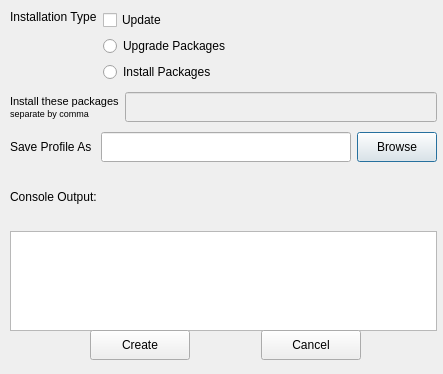
Before: the Qt Designer form apt_offline_gui/AptOfflineQtCreateProfile.ui in rickysarraf/apt-offline, drawn with Qt 5.
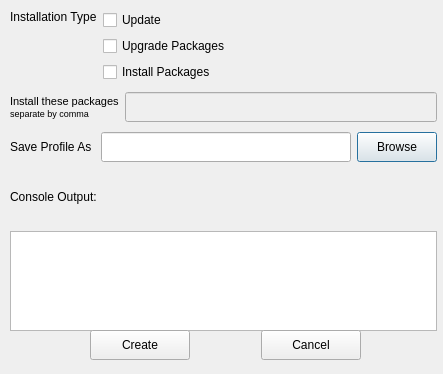
After: the same form once the commit is applied. Icons and pictures are not drawn.

Commit message: Morphed radio buttons in create signature form into check boxes, their names remain same for implementation, morph option of Qt4designer is pretty good

The edit to the form file:
```diff
--- a/apt_offline_gui/AptOfflineQtCreateProfile.ui
+++ b/apt_offline_gui/AptOfflineQtCreateProfile.ui
@@ -87,14 +87,14 @@
            </widget>
           </item>
           <item>
-           <widget class="QRadioButton" name="upgradePackagesRadioBox">
+           <widget class="QCheckBox" name="upgradePackagesRadioBox">
             <property name="text">
              <string>Upgrade Packages</string>
             </property>
            </widget>
           </item>
           <item>
-           <widget class="QRadioButton" name="installPackagesRadioBox">
+           <widget class="QCheckBox" name="installPackagesRadioBox">
             <property name="text">
              <string>Install Packages</string>
             </property>
```
The commit also changes 5 other files.
